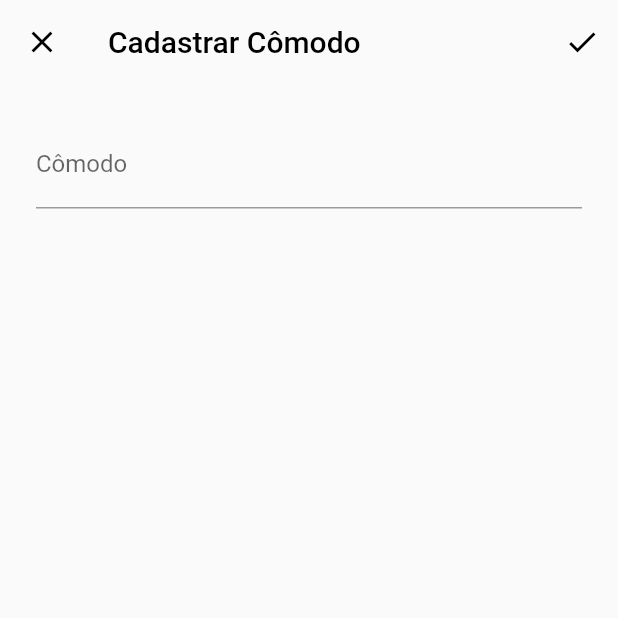
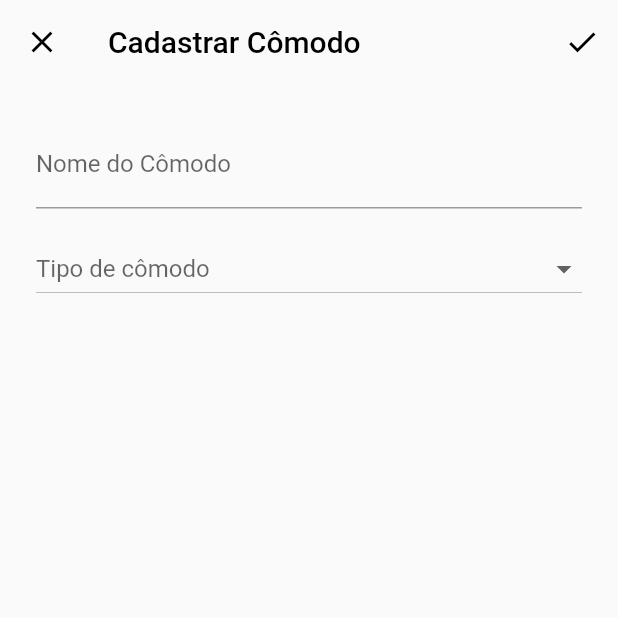
Before and after one commit to kFurlan/SmartHome, a Flutter app: the RoomCreatePage screen opened directly, on a phone screen of 412 x 824 dp, the top half of it. Run offline on Flutter 3.47's test engine with Material 2 defaults, Android fonts, the phone set to English and light mode, and no system bars.

Commit message:
Dropdown adicionado na criação de cômodos

```diff
--- a/app/lib/pages/room_create.dart
+++ b/app/lib/pages/room_create.dart
@@ -6,6 +6,7 @@
 }
 
 class _RoomCreatePageState extends State<RoomCreatePage> {
+  String dropDownValue;
   @override
   Widget build(BuildContext context) {
     return Scaffold(
@@ -35,8 +36,48 @@
         child: Column(
           children: <Widget>[
             TextFormField(
-              decoration: InputDecoration(labelText: 'Cômodo'),
+              decoration: InputDecoration(labelText: 'Nome do Cômodo'),
             ),
+            Padding(
+              padding: const EdgeInsets.symmetric(vertical: 16.0),
+              child: DropdownButton<String>(
+                isExpanded: true,
+                value: dropDownValue,
+                hint: Text('Tipo de cômodo'),
+                onChanged: (String value) {
+                  setState(() {
+                    this.dropDownValue = value;
+                  });
+                  debugPrint(value);
+                },
+                items: <DropdownMenuItem<String>>[
+                  DropdownMenuItem(
+                    value: 'Quarto',
+                    child: Text('Quarto'),
+                  ),
+                  DropdownMenuItem(
+                    value: 'Banheiro',
+                    child: Text('Banheiro'),
+                  ),
+                  DropdownMenuItem(
+                    value: 'Garagem',
+                    child: Text('Garagem'),
+                  ),
+                  DropdownMenuItem(
+                    value: 'Sala de estar',
+                    child: Text('Sala de estar'),
+                  ),
+                  DropdownMenuItem(
+                    value: 'Cozinha',
+                    child: Text('Cozinha'),
+                  ),
+                  DropdownMenuItem(
+                    value: 'Escritório',
+                    child: Text('Escritório'),
+                  )
+                ],
+              ),
+            )
           ],
         ),
       ),
```
